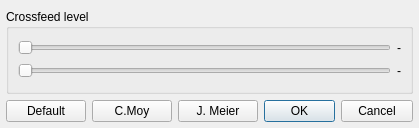
Qt form qmmp/src/plugins/Effect/bs2b/settingsdialog.ui (Greedysky/TTKMusicPlayer) before a commit.
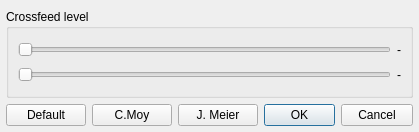
The same form after that commit.

The edit to the form file:
```diff
--- a/qmmp/src/plugins/Effect/bs2b/settingsdialog.ui
+++ b/qmmp/src/plugins/Effect/bs2b/settingsdialog.ui
@@ -7,19 +7,19 @@
     <x>0</x>
     <y>0</y>
     <width>419</width>
-    <height>128</height>
+    <height>132</height>
    </rect>
   </property>
   <property name="minimumSize">
    <size>
     <width>419</width>
-    <height>128</height>
+    <height>132</height>
    </size>
   </property>
   <property name="maximumSize">
    <size>
-    <width>419</width>
-    <height>128</height>
+    <width>444</width>
+    <height>132</height>
    </size>
   </property>
   <property name="windowTitle">
```
